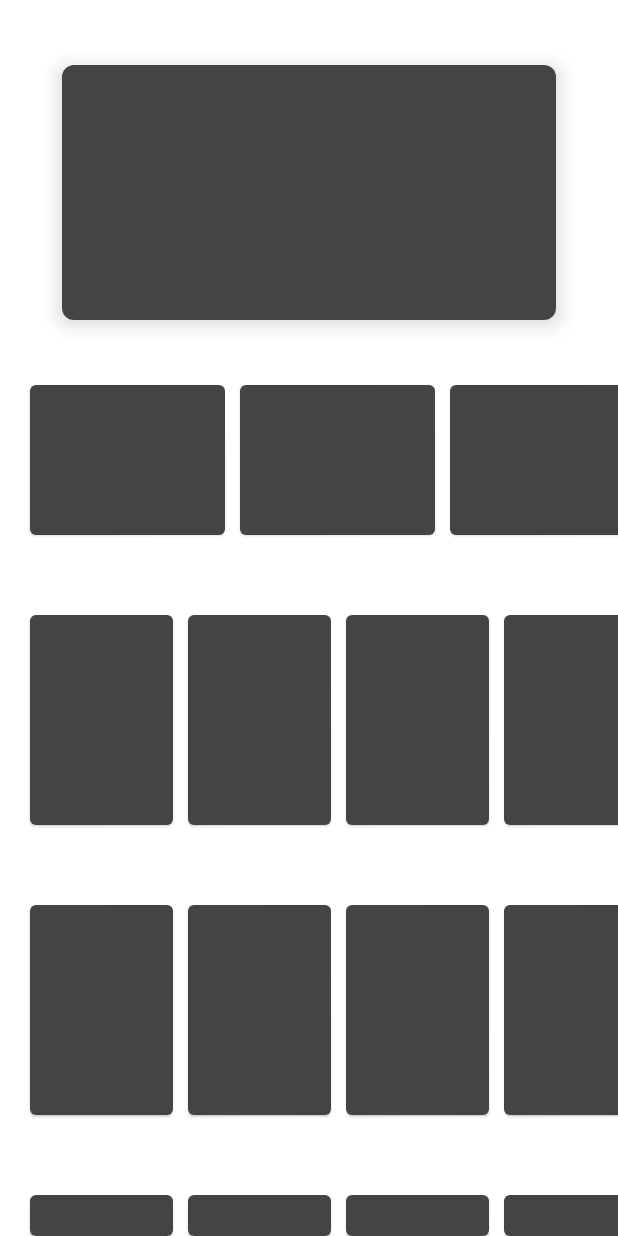
After one commit to nividata-consultancy/movie-app, an Android app built with Jetpack Compose: the composable AmazonShimmerView shown on its own in the app's theme, on a phone screen of 412 x 824 dp. The commit adds this screen. Run offline under Robolectric (Android 15) with nearby library versions, the phone set to English and light mode, and no system bars; our stand-ins replace Dagger/Hilt's generated code, Shimmer, accompanist, constraintlayout-compose; 3 statements that could not run were skipped.

Commit message:
Bugs fixes and shimmer effect added

```diff
--- a/app/src/main/AndroidManifest.xml
+++ b/app/src/main/AndroidManifest.xml
@@ -16,6 +16,7 @@
             android:name="com.nividata.movie_time.view.MainActivity"
             android:exported="true"
             android:label="@string/app_name"
+            android:screenOrientation="portrait"
             android:theme="@style/Theme.MovieTime.NoActionBar">
             <intent-filter>
                 <action android:name="android.intent.action.MAIN" />
--- /dev/null
+++ b/app/src/main/java/com/nividata/movie_time/view/amazon/AmazonShimmerView.kt
@@ -0,0 +1,89 @@
+package com.nividata.movie_time.view.amazon
+
+import androidx.compose.foundation.layout.*
+import androidx.compose.foundation.lazy.LazyRow
+import androidx.compose.foundation.lazy.items
+import androidx.compose.foundation.shape.RoundedCornerShape
+import androidx.compose.material.Card
+import androidx.compose.runtime.Composable
+import androidx.compose.ui.Modifier
+import androidx.compose.ui.graphics.Color
+import androidx.compose.ui.graphics.graphicsLayer
+import androidx.compose.ui.unit.dp
+import androidx.compose.ui.util.lerp
+import com.google.accompanist.pager.ExperimentalPagerApi
+import com.google.accompanist.pager.HorizontalPager
+import com.google.accompanist.pager.calculateCurrentOffsetForPage
+import com.google.accompanist.pager.rememberPagerState
+import com.nividata.movie_time.view.common.ListShimmerView
+import com.valentinilk.shimmer.shimmer
+import kotlin.math.absoluteValue
+
+@ExperimentalPagerApi
+@Composable
+fun AmazonShimmerView() {
+    Column(
+        modifier = Modifier
+            .fillMaxSize()
+            .shimmer(),
+    ) {
+        Spacer(modifier = Modifier.height(43.dp))
+        HorizontalPager(
+            state = rememberPagerState(
+                pageCount = 3,
+                infiniteLoop = true,
+                initialOffscreenLimit = 3,
+            ),
+            modifier = Modifier
+                .fillMaxWidth(),
+            dragEnabled = false,
+        ) {
+            Card(
+                modifier = Modifier
+                    .graphicsLayer {
+                        val pageOffset = calculateCurrentOffsetForPage(it).absoluteValue
+
+                        // We animate the scaleX + scaleY, between 85% and 100%
+                        lerp(
+                            start = 0.9f,
+                            stop = 1f,
+                            fraction = 1f - pageOffset.coerceIn(0f, 1f)
+                        ).also { scale ->
+                            scaleX = scale
+                            scaleY = scale
+                        }
+
+                        // We animate the alpha, between 50% and 100%
+                        alpha = lerp(
+                            start = 0.4f,
+                            stop = 1f,
+                            fraction = 1f - pageOffset.coerceIn(0f, 1f)
+                        )
+                    }
+                    .fillMaxWidth(0.8f)
+                    .height(170.dp),
+                shape = RoundedCornerShape(8.dp),
+                elevation = 8.dp,
+                backgroundColor = Color.DarkGray
+            ) {}
+        }
+        Spacer(modifier = Modifier.height(43.dp))
+        LazyRow(
+            contentPadding = PaddingValues(horizontal = 20.dp),
+            horizontalArrangement = Arrangement.spacedBy(10.dp),
+        ) {
+            items(arrayOf(1, 2, 3, 4)) {
+                Card(
+                    modifier = Modifier
+                        .height(100.dp)
+                        .width(130.dp),
+                    shape = RoundedCornerShape(4.dp),
+                    backgroundColor = Color.DarkGray
+                ) {}
+            }
+        }
+        ListShimmerView()
+        ListShimmerView()
+        ListShimmerView()
+    }
+}
--- a/app/src/main/java/com/nividata/movie_time/view/common/ListView.kt
+++ b/app/src/main/java/com/nividata/movie_time/view/common/ListView.kt
@@ -4,11 +4,14 @@ import androidx.compose.foundation.clickable
 import androidx.compose.foundation.layout.*
 import androidx.compose.foundation.lazy.LazyRow
 import androidx.compose.foundation.lazy.items
+import androidx.compose.foundation.shape.RoundedCornerShape
+import androidx.compose.material.Card
 import androidx.compose.material.Icon
 import androidx.compose.material.MaterialTheme
 import androidx.compose.material.Text
 import androidx.compose.runtime.Composable
 import androidx.compose.ui.Modifier
+import androidx.compose.ui.graphics.Color
 import androidx.compose.ui.res.painterResource
 import androidx.compose.ui.text.font.FontWeight
 import androidx.compose.ui.unit.dp
@@ -62,3 +65,29 @@ fun ListView(
         }
     }
 }
+
+
+@Composable
+fun ListShimmerView() {
+    Column(
+        modifier = Modifier
+            .padding(top = 10.dp)
+            .fillMaxWidth()
+    ) {
+        Spacer(modifier = Modifier.height(43.dp))
+        LazyRow(
+            contentPadding = PaddingValues(horizontal = 20.dp),
+            horizontalArrangement = Arrangement.spacedBy(10.dp),
+        ) {
+            items(arrayOf(1, 2, 3, 4)) {
+                Card(
+                    modifier = Modifier
+                        .height(140.dp)
+                        .width(95.dp),
+                    shape = RoundedCornerShape(4.dp),
+                    backgroundColor = Color.DarkGray
+                ) {}
+            }
+        }
+    }
+}
--- a/app/src/main/java/com/nividata/movie_time/view/common/NameCardView.kt
+++ b/app/src/main/java/com/nividata/movie_time/view/common/NameCardView.kt
@@ -45,5 +45,4 @@ fun NameCardView(movie: Movie, index: Int, onItemClicked: (Int, String) -> Unit)
             )
         }
     }
-
 }
--- a/app/src/main/java/com/nividata/movie_time/view/movieDetails/MovieDetailsView.kt
+++ b/app/src/main/java/com/nividata/movie_time/view/movieDetails/MovieDetailsView.kt
@@ -98,7 +98,7 @@ fun MovieDetailsView(
     val coroutineScope = rememberCoroutineScope()
 
     when (state) {
-        is MovieDetailsContract.State.Loading -> ProgressView()
+        is MovieDetailsContract.State.Loading -> DetailsShimmerView()
         is MovieDetailsContract.State.Success -> {
             WatchListView(
                 link = state.watchProviderData.link,
--- a/app/src/main/java/com/nividata/movie_time/view/movieList/MovieListView.kt
+++ b/app/src/main/java/com/nividata/movie_time/view/movieList/MovieListView.kt
@@ -24,7 +24,6 @@ import com.google.accompanist.pager.ExperimentalPagerApi
 import com.nividata.movie_time.navigation.Screen
 import com.nividata.movie_time.view.base.LAUNCH_LISTEN_FOR_EFFECTS
 import com.nividata.movie_time.view.common.CardView
-import com.nividata.movie_time.view.common.ProgressView
 import kotlinx.coroutines.ExperimentalCoroutinesApi
 import kotlinx.coroutines.InternalCoroutinesApi
 import kotlinx.coroutines.flow.collect
@@ -77,7 +76,7 @@ fun MovieListView(
     }) {
         lazyMovieItems.apply {
             if (loadState.refresh is LoadState.Loading) {
-                ProgressView()
+                MovieListShimmerView()
             } else {
                 LazyVerticalGrid(
                     cells = GridCells.Fixed(3),
--- a/app/src/main/java/com/nividata/movie_time/view/splash/SplashViewModel.kt
+++ b/app/src/main/java/com/nividata/movie_time/view/splash/SplashViewModel.kt
@@ -25,7 +25,6 @@ class SplashViewModel @Inject constructor(
 
     private suspend fun saveToken() {
         delay(2000L)
-        setState { SplashContract.State.Success(true) }
         setEffect { SplashContract.Effect.Navigation.ToMain }
     }
 }
--- a/app/src/main/java/com/nividata/movie_time/view/tvDetails/TvDetailsView.kt
+++ b/app/src/main/java/com/nividata/movie_time/view/tvDetails/TvDetailsView.kt
@@ -33,6 +33,7 @@ import com.nividata.movie_time.domain.model.TvDetails
 import com.nividata.movie_time.navigation.Screen
 import com.nividata.movie_time.view.base.LAUNCH_LISTEN_FOR_EFFECTS
 import com.nividata.movie_time.view.common.*
+import com.nividata.movie_time.view.movieDetails.DetailsShimmerView
 import kotlinx.coroutines.CoroutineScope
 import kotlinx.coroutines.ExperimentalCoroutinesApi
 import kotlinx.coroutines.flow.collect
@@ -97,7 +98,7 @@ fun TvDetailsView(
     val coroutineScope = rememberCoroutineScope()
 
     when (state) {
-        is TvDetailsContract.State.Loading -> ProgressView()
+        is TvDetailsContract.State.Loading -> DetailsShimmerView()
         is TvDetailsContract.State.Success -> {
             WatchListView(
                 link = state.watchProviderData.link,
--- a/app/src/main/res/values-night/themes.xml
+++ b/app/src/main/res/values-night/themes.xml
@@ -11,6 +11,7 @@
         <item name="colorOnSecondary">@color/white</item>
         <!-- Status bar color. -->
         <item name="android:statusBarColor" tools:targetApi="l">?attr/colorPrimaryVariant</item>
+        <item name="android:navigationBarColor">?attr/colorPrimaryVariant</item>
         <!-- Customize your theme here. -->
     </style>
 </resources>
--- a/app/src/main/res/values/themes.xml
+++ b/app/src/main/res/values/themes.xml
@@ -2,15 +2,16 @@
     <!-- Base application theme. -->
     <style name="Theme.MovieTime" parent="Theme.MaterialComponents.DayNight.DarkActionBar">
         <!-- Primary brand color. -->
-        <item name="colorPrimary">@color/white</item>
-        <item name="colorPrimaryVariant">@color/white</item>
-        <item name="colorOnPrimary">@color/black</item>
+        <item name="colorPrimary">@color/black</item>
+        <item name="colorPrimaryVariant">@color/black</item>
+        <item name="colorOnPrimary">@color/white</item>
         <!-- Secondary brand color. -->
         <item name="colorSecondary">@color/red</item>
         <item name="colorSecondaryVariant">@color/red</item>
-        <item name="colorOnSecondary">@color/black</item>
+        <item name="colorOnSecondary">@color/white</item>
         <!-- Status bar color. -->
         <item name="android:statusBarColor" tools:targetApi="l">?attr/colorPrimaryVariant</item>
+        <item name="android:navigationBarColor">?attr/colorPrimaryVariant</item>
         <!-- Customize your theme here. -->
     </style>
 
```
Also changed, not shown: app/build.gradle.kts (+8 -3 lines), app/src/main/java/com/nividata/movie_time/view/amazon/AmazonView.kt (+9 -3 lines), app/src/main/java/com/nividata/movie_time/view/hotstar/HotstarShimmerView.kt (added, +74 -0 lines), app/src/main/java/com/nividata/movie_time/view/hotstar/HotstarView.kt (+5 -3 lines), app/src/main/java/com/nividata/movie_time/view/movieDetails/MovieDetailsShimmerView.kt (added, +202 -0 lines), app/src/main/java/com/nividata/movie_time/view/movieList/MovieListShimmerView.kt (added, +47 -0 lines), app/src/main/java/com/nividata/movie_time/view/netflix/NetflixShimmerView.kt (added, +95 -0 lines), app/src/main/java/com/nividata/movie_time/view/netflix/NetflixView.kt (+12 -4 lines), app/src/main/java/com/nividata/movie_time/view/splash/SplashView.kt (+56 -9 lines).
